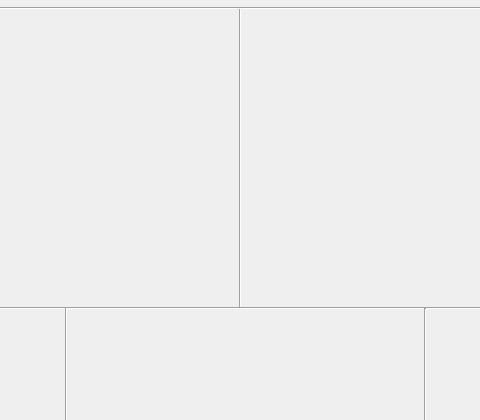
Above: UserInt/ui_Ficha_Recolha_Part_II.ui from InUrSys/PescArt2.0 before the change; both pictures show x 205 to 685 and y 0 to 420 of the 1012 by 600 pixel window. Below: the same form after it.
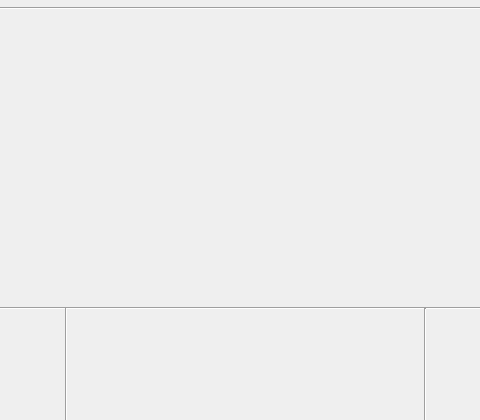
That is the form after the change. Icons and pictures are not drawn.

The edit to the form file:
```diff
--- a/UserInt/ui_Ficha_Recolha_Part_II.ui
+++ b/UserInt/ui_Ficha_Recolha_Part_II.ui
@@ -26,10 +26,10 @@
   <widget class="QWidget" name="layoutWidget">
    <property name="geometry">
     <rect>
-     <x>450</x>
-     <y>10</y>
-     <width>551</width>
-     <height>291</height>
+     <x>20</x>
+     <y>100</y>
+     <width>981</width>
+     <height>201</height>
     </rect>
    </property>
    <layout class="QGridLayout" name="GLViagens">
@@ -43,8 +43,8 @@
     <rect>
      <x>20</x>
      <y>10</y>
-     <width>421</width>
-     <height>291</height>
+     <width>981</width>
+     <height>81</height>
     </rect>
    </property>
    <layout class="QGridLayout" name="GLArtes">
@@ -150,19 +150,6 @@
     <enum>Qt::Vertical</enum>
    </property>
   </widget>
-  <widget class="Line" name="line_5">
-   <property name="geometry">
-    <rect>
-     <x>437</x>
-     <y>7</y>
-     <width>16</width>
-     <height>300</height>
-    </rect>
-   </property>
-   <property name="orientation">
-    <enum>Qt::Vertical</enum>
-   </property>
-  </widget>
   <widget class="Line" name="line_6">
    <property name="windowModality">
     <enum>Qt::WindowModal</enum>
```
Left out of the diff: 2 changed lines with no effect on the pictures.
